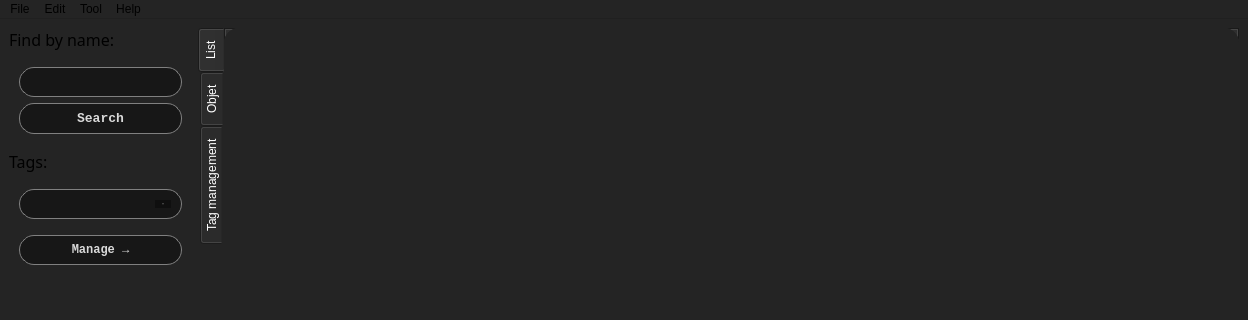
The window that window.ui (GazButane/MatterIndex) describes before a commit, drawn with Qt 5; both pictures show x 0 to 1248 and y 0 to 320 of the 1248 by 595 pixel window.
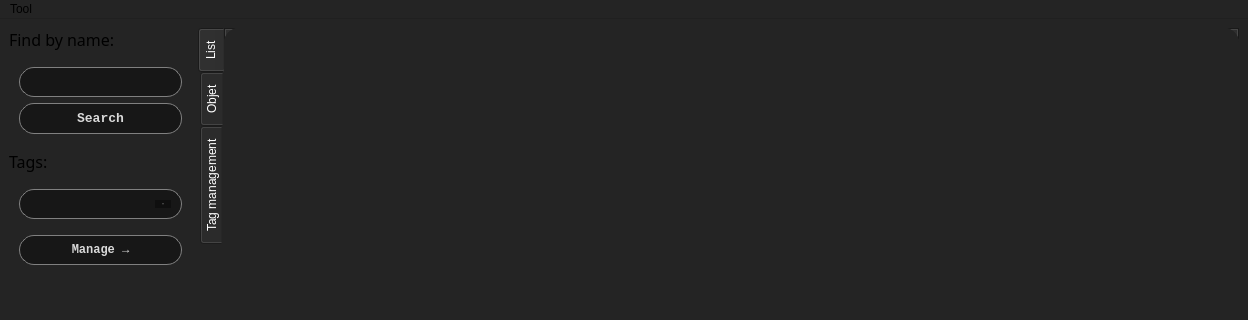
The same window after the commit. Icons and pictures are not drawn.

```diff
--- a/window.ui
+++ b/window.ui
@@ -2092,19 +2092,6 @@
      <height>20</height>
     </rect>
    </property>
-   <widget class="QMenu" name="menufile">
-    <property name="title">
-     <string>File</string>
-    </property>
-    <addaction name="actionimport"/>
-    <addaction name="actionopen_folder"/>
-   </widget>
-   <widget class="QMenu" name="menuedit">
-    <property name="title">
-     <string>Edit</string>
-    </property>
-    <addaction name="actionconfigure"/>
-   </widget>
    <widget class="QMenu" name="menutool">
     <property name="title">
      <string>Tool</string>
@@ -2112,18 +2099,7 @@
     <addaction name="actionsearch"/>
     <addaction name="actionRefresh_app"/>
    </widget>
-   <widget class="QMenu" name="menuhelp">
-    <property name="title">
-     <string>Help</string>
-    </property>
-    <addaction name="actionwebsite"/>
-    <addaction name="actionabout"/>
-    <addaction name="actionexit"/>
-   </widget>
-   <addaction name="menufile"/>
-   <addaction name="menuedit"/>
    <addaction name="menutool"/>
-   <addaction name="menuhelp"/>
   </widget>
   <widget class="QStatusBar" name="statusbar"/>
   <action name="actionimport">
```
Left out of the diff: 27 changed lines with no effect on the pictures.
